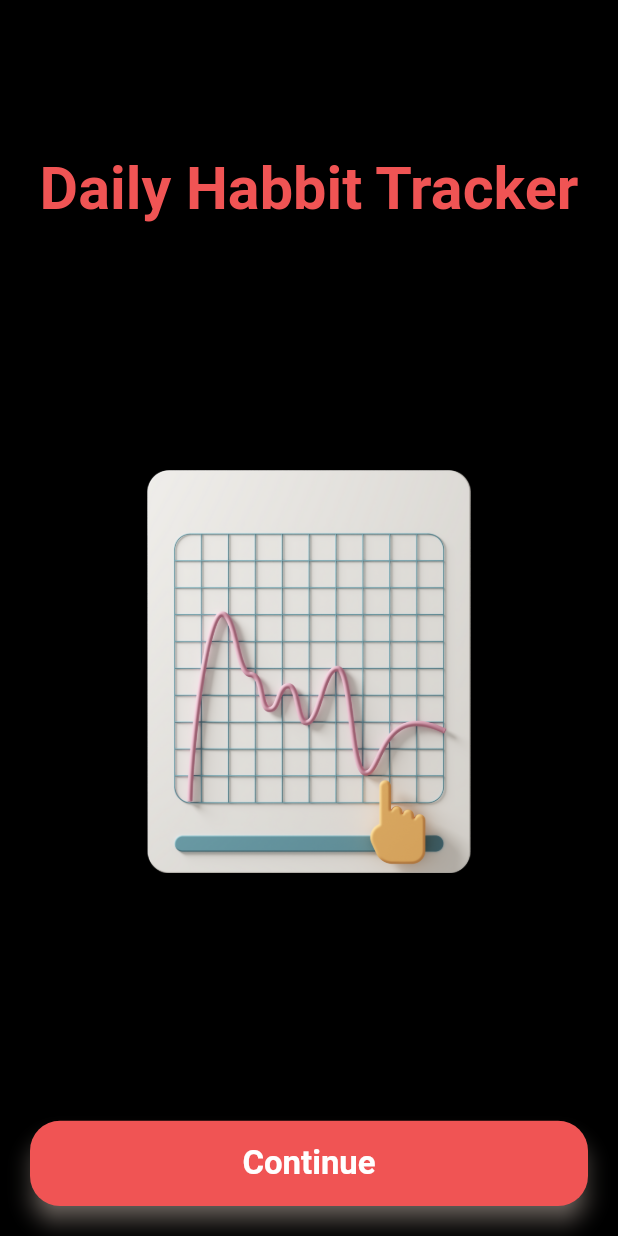
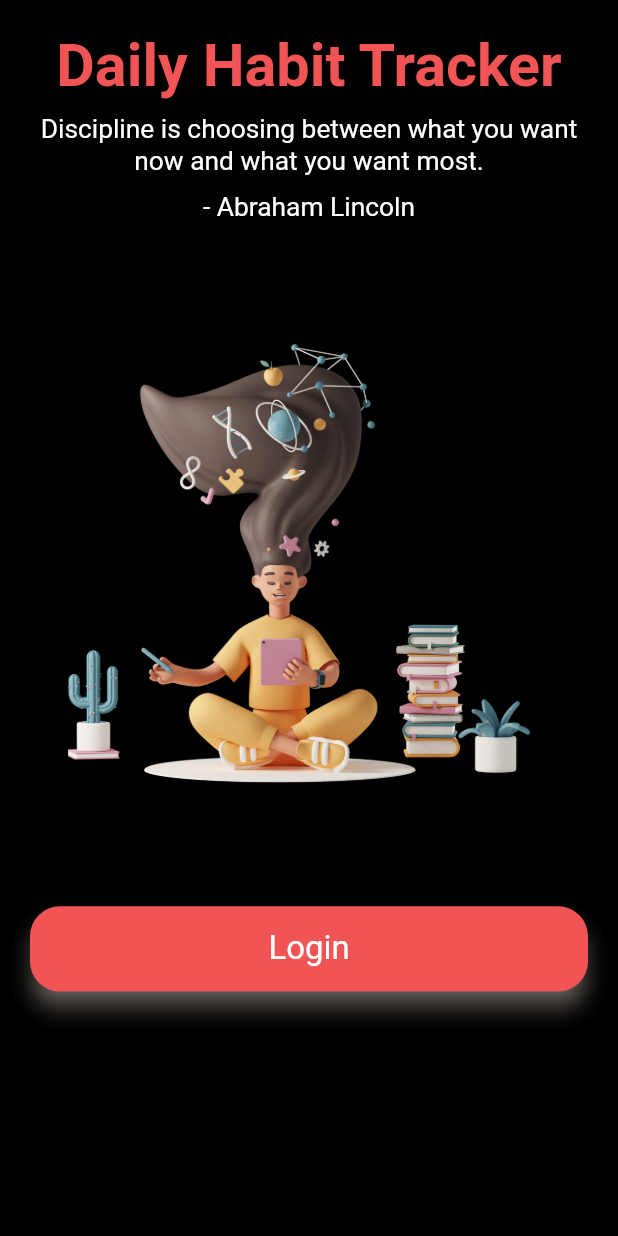
Before and after one commit to ankith88/daily_habit_tracker, a Flutter app: the screen it shows after launch, on a phone screen of 412 x 824 dp. Run offline on Flutter 3.47's test engine with Material 2 defaults, Android fonts, the phone set to English and light mode, and no system bars; our stand-ins replace calendar_timeline, date_picker_timeline, drop_shadow_image; Roboto replaces fonts that are missing (Muli).

Commit message:
Update
Update - Splash Screen
Login Page
Sign Up Page

```diff
--- a/lib/components/default_button.dart
+++ b/lib/components/default_button.dart
@@ -32,7 +32,7 @@ class DefaultButton extends StatelessWidget {
           text!,
           style: TextStyle(
             fontSize: getProportionateScreenWidth(20),
-            fontWeight: FontWeight.bold,
+            fontWeight: FontWeight.normal,
             color: Colors.white,
           ),
         ),
--- a/lib/routes.dart
+++ b/lib/routes.dart
@@ -2,6 +2,8 @@ import 'package:flutter/widgets.dart';
 
 import './screens/splash/splash_screen.dart';
 import './screens/landing/landing_screen.dart';
+import './screens/login/login_screen.dart';
+import './screens/signup/signup_screen.dart';
 
 
 // We use name route
@@ -9,4 +11,6 @@ import './screens/landing/landing_screen.dart';
 final Map<String, WidgetBuilder> routes = {
   SplashScreen.routeName: (context) => SplashScreen(),
   LandingScreen.routeName: (context) => LandingScreen(),
+  LoginScreen.routeName: (context) => LoginScreen(),
+  SignupScreen.routeName: (context) => SignupScreen(),
 };
--- a/lib/screens/habbit_list.dart
+++ b/lib/screens/habbit_list.dart
@@ -67,9 +67,9 @@ class _HabbitListState extends State<HabbitList> {
       height: MediaQuery.of(context).size.height * 0.8,
       child: ListView.builder(
         itemBuilder: (ctx, index) {
-          print('habbit list selected date');
+          print('habit list selected date');
           print(widget.selectedDate);
-          print('Habbit created start date');
+          print('Habit created start date');
           print(widget.habbits[index].dateStarted);
           if(widget.habbits[index].dateStarted == widget.selectedDate){
             return Dismissible(
@@ -162,7 +162,7 @@ class _HabbitListState extends State<HabbitList> {
                           })));
                 });
           } else {
-            return Text('No Habbits Completed');
+            return Text('No Habits Completed');
           }
         },
         itemCount: widget.habbits.length,
--- a/lib/screens/landing/components/landing.dart
+++ b/lib/screens/landing/components/landing.dart
@@ -51,7 +51,12 @@ class _LandingState extends State<Landing> {
     return Scaffold(
       backgroundColor: Colors.black38,
       appBar: AppBar(
-        title: Text('Daily Habbit Tracker'),
+        title: Text(
+            'Daily Habit Tracker',
+          style: TextStyle(
+            color: kCardBackgroundColor,
+          ),
+        ),
         backgroundColor: Colors.black,
       ),
       body: SingleChildScrollView(
--- /dev/null
+++ b/lib/screens/login/login_screen.dart
@@ -0,0 +1,17 @@
+import 'package:flutter/material.dart';
+
+import '../../size_config.dart';
+import './components/login.dart';
+
+class LoginScreen extends StatelessWidget {
+  static String routeName = "/login";
+  @override
+  Widget build(BuildContext context) {
+    // You have to call it on your starting screen
+    SizeConfig().init(context);
+    return Scaffold(
+      backgroundColor: Colors.black,
+      body: Login(),
+    );
+  }
+}
--- a/lib/screens/new_habbit.dart
+++ b/lib/screens/new_habbit.dart
@@ -57,7 +57,7 @@ class _NewHabbitState extends State<NewHabbit> {
             //Moves the button to the right
             children: <Widget>[
               TextField(
-                decoration: InputDecoration(labelText: 'Habbit Name'),
+                decoration: InputDecoration(labelText: 'Habit Name'),
                 controller: titleController,
                 onSubmitted: (_) => submitTx(),
               ),
--- a/lib/screens/splash/components/splash.dart
+++ b/lib/screens/splash/components/splash.dart
@@ -3,12 +3,23 @@ import 'package:drop_shadow_image/drop_shadow_image.dart';
 
 import '../../../constants.dart';
 import '../../landing/landing_screen.dart';
+import '../../login/login_screen.dart';
 
 import '../../../components/default_button.dart';
 import '../../../size_config.dart';
 
 class Splash extends StatelessWidget {
-  const Splash({Key? key}) : super(key: key);
+
+  var quotes = [
+    {
+      "quote": "Discipline is choosing between what you want now and what you want most.",
+      "author": "- Abraham Lincoln"
+    },
+    {
+      'quote': 'Success is the sum of small efforts repeated day in and day out.',
+      'author': '- Robert Collier'
+    }
+  ];
 
   @override
   Widget build(BuildContext context) {
@@ -19,31 +30,53 @@ class Splash extends StatelessWidget {
           padding: EdgeInsets.all(20),
           child: Column(
             children: <Widget>[
-              Spacer(),
-              Text('Daily Habbit Tracker',
+              Text('Daily Habit Tracker',
                   textAlign: TextAlign.center,
                   style: TextStyle(
                     fontSize: getProportionateScreenWidth(36),
                     color: kCardBackgroundColor,
                     fontWeight: FontWeight.bold,
-                  )),
-              Spacer(
-                flex: 2,
+                  )
+              ),
+              Column(
+                children: <Widget>[
+                  Container(
+                    alignment: Alignment.center,
+                    padding: EdgeInsets.only(
+                        left: 0, bottom: 10, top: 10, right: 0),
+                    child: Text(
+                      quotes[0]['quote'] as String,
+                      textAlign: TextAlign.center,
+                      style: TextStyle(
+                          fontSize: getProportionateScreenWidth(16),
+                          color: Colors.white
+                      ),
+                    ),
+                  ),
+                  Text(
+                    quotes[0]['author'] as String,
+                    textAlign: TextAlign.center,
+                    style: TextStyle(
+                        fontSize: getProportionateScreenWidth(16),
+                        color: Colors.white
+                    ),
+                  ),
+                ],
               ),
               Container(
+                alignment: Alignment.center,
+                padding: EdgeInsets.only(
+                    left: 25, bottom: 50, top: 50, right: 0),
                 child: Image.asset(
-                  "assets/images/casual-life-3d-graph.png",
-                  height: getProportionateScreenHeight(265),
-                  width: getProportionateScreenWidth(235),
+                  "assets/images/casual-life-3d-reading.png",
+                  height: getProportionateScreenHeight(350),
+                  width: getProportionateScreenWidth(350),
                 ),
               ),
-              Spacer(
-                flex: 2,
-              ),
               DefaultButton(
-                text: "Continue",
+                text: "Login",
                 press: () {
-                  Navigator.pushNamed(context, LandingScreen.routeName);
+                  Navigator.pushNamed(context, LoginScreen.routeName);
                 },
               )
             ],
```
Also changed, not shown: lib/screens/login/components/login.dart (added, +123 -0 lines), lib/screens/signup/components/signup.dart (added, +151 -0 lines), lib/screens/signup/signup_screen.dart (added, +17 -0 lines), assets/images/casual-life-3d-avatar-with-person-in-glasses-and-orange-shirt.png (added), assets/images/casual-life-3d-reading.png (added), assets/images/undraw_Launching_re_tomg.png (added), 26 other files.
